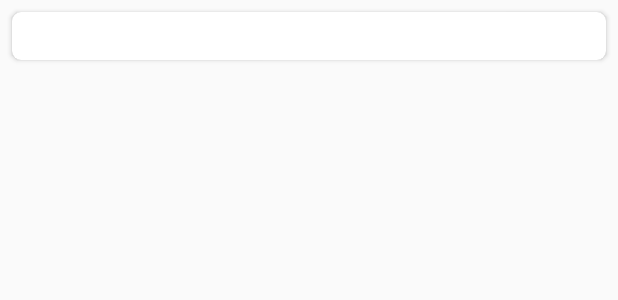
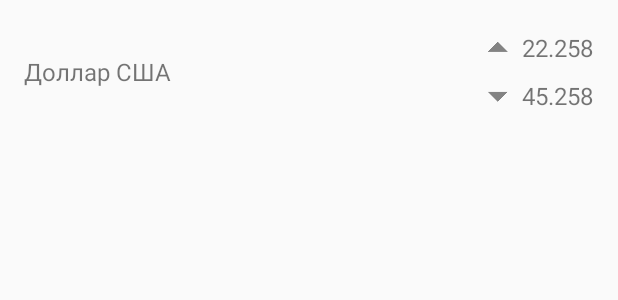
Before and after one commit to r4mstein/Converter-Lab, an Android app: the layout detail_currency_item.xml on its own in the app's theme, with its tools: preview values and no code run, on a phone screen of 412 x 824 dp. Shown: the top 300 px of the screen. Run offline under Robolectric (Android 15) with nearby library versions, the phone set to English and light mode, and no system bars.

Commit message:
add view holders and adapter for detail information

```diff
--- a/app/src/main/res/layout/detail_text_item.xml
+++ b/app/src/main/res/layout/detail_currency_header_item.xml
@@ -4,7 +4,6 @@
     xmlns:app="http://schemas.android.com/apk/res-auto"
     android:layout_width="match_parent"
     android:layout_height="wrap_content"
-    xmlns:tools="http://schemas.android.com/tools"
     android:layout_margin="8dp"
     app:cardCornerRadius="6dp">
 
--- a/app/src/main/res/layout/detail_currency_item.xml
+++ b/app/src/main/res/layout/detail_currency_item.xml
@@ -1,17 +1,70 @@
 <?xml version="1.0" encoding="utf-8"?>
-<android.support.v7.widget.CardView
+<RelativeLayout
     xmlns:android="http://schemas.android.com/apk/res/android"
     android:layout_width="match_parent"
     android:layout_height="wrap_content"
-    xmlns:app="http://schemas.android.com/apk/res-auto"
-    android:layout_margin="8dp"
-    app:cardCornerRadius="6dp">
+    android:layout_margin="@dimen/padding_text_large"
+    xmlns:tools="http://schemas.android.com/tools">
 
-    <android.support.v7.widget.RecyclerView
-        android:id="@+id/detail_currency_recycle_view"
-        android:layout_width="match_parent"
+    <TextView
+        android:id="@+id/detail_currency_name"
+        android:layout_width="wrap_content"
         android:layout_height="wrap_content"
-        android:padding="@dimen/padding_text_large"
-        app:layoutManager="LinearLayoutManager"/>
+        android:textSize="@dimen/text_size_medium"
+        tools:text="Доллар США"
+        android:layout_centerVertical="true"
+        android:layout_alignParentStart="true"/>
 
-</android.support.v7.widget.CardView>
+    <LinearLayout
+        android:orientation="vertical"
+        android:layout_width="wrap_content"
+        android:layout_height="wrap_content"
+        android:layout_alignParentTop="true"
+        android:layout_alignParentEnd="true">
+
+        <LinearLayout
+            android:orientation="horizontal"
+            android:layout_width="wrap_content"
+            android:layout_height="wrap_content">
+
+            <ImageView
+                android:id="@+id/detail_currency_ask_arrow"
+                android:layout_width="wrap_content"
+                android:layout_height="wrap_content"
+                android:src="@drawable/ic_arrow_up"/>
+
+            <TextView
+                android:id="@+id/detail_currency_ask"
+                android:layout_width="wrap_content"
+                android:layout_height="wrap_content"
+                android:textSize="@dimen/text_size_medium"
+                tools:text="22.258"
+                android:layout_gravity="center"/>
+
+        </LinearLayout>
+
+        <LinearLayout
+            android:orientation="horizontal"
+            android:layout_width="wrap_content"
+            android:layout_height="wrap_content">
+
+            <ImageView
+                android:id="@+id/detail_currency_bid_arrow"
+                android:layout_width="wrap_content"
+                android:layout_height="wrap_content"
+                android:src="@drawable/ic_arrow_down"/>
+
+            <TextView
+                android:id="@+id/detail_currency_bid"
+                android:layout_width="wrap_content"
+                android:layout_height="wrap_content"
+                android:textSize="@dimen/text_size_medium"
+                tools:text="45.258"
+                android:layout_gravity="center"
+                />
+
+        </LinearLayout>
+
+    </LinearLayout>
+
+</RelativeLayout>
```
Also changed, not shown: app/src/main/java/ua/r4mstein/converterlab/presentation/adapters/DetailCurrencyHeaderViewHolder.java (added, +11 -0 lines), app/src/main/java/ua/r4mstein/converterlab/presentation/adapters/DetailCurrencyViewHolder.java (added, +27 -0 lines), app/src/main/java/ua/r4mstein/converterlab/presentation/adapters/DetailItemAdapter.java (added, +105 -0 lines), app/src/main/java/ua/r4mstein/converterlab/presentation/adapters/DetailOrganizationViewHolder.java (added, +26 -0 lines), app/src/main/java/ua/r4mstein/converterlab/presentation/adapters/HomeItemAdapter.java (+10 -5 lines), app/src/main/java/ua/r4mstein/converterlab/services/DataService.java (+3 -4 lines), app/src/main/res/layout/detail_currency_rv_item.xml (deleted, +0 -69 lines), app/src/main/res/layout/detail_organization_item.xml (+9 -9 lines), app/src/main/res/layout/home_item.xml (+10 -10 lines).
